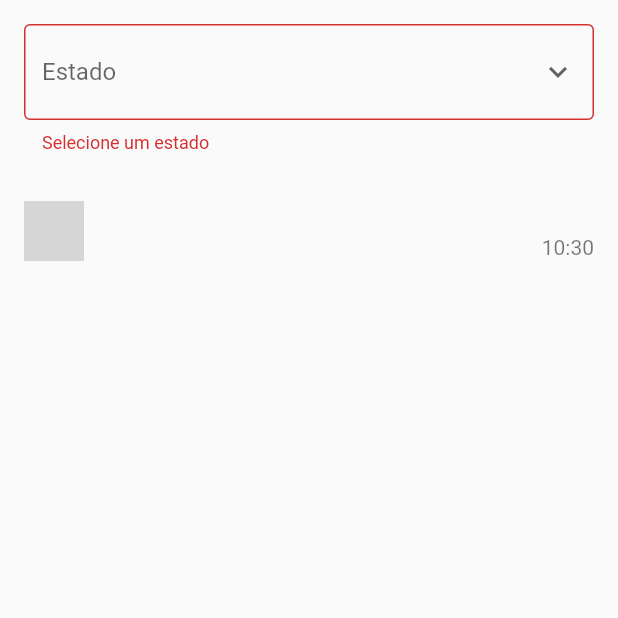
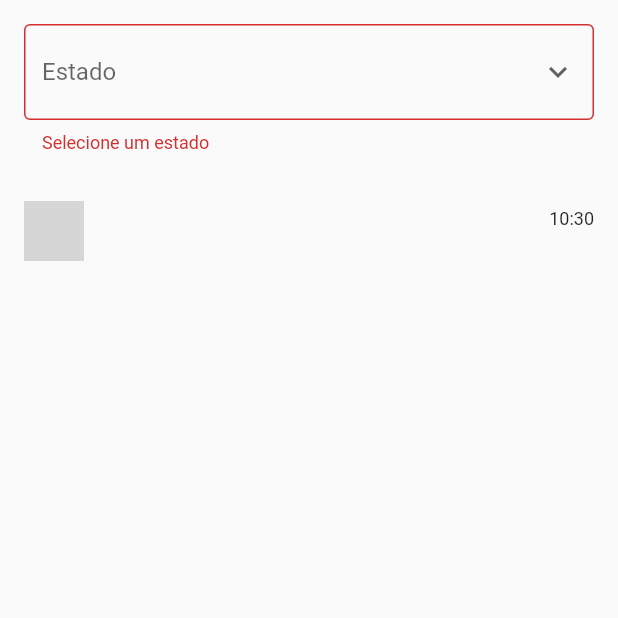
Before and after one commit to lucasluan01/socialize, a Flutter app: the NewContactsPage screen opened directly, on a phone screen of 412 x 824 dp, the top half of it. Run offline on Flutter 3.47's test engine with Material 2 defaults, Android fonts, the phone set to English and light mode, and no system bars; our stand-ins replace cloud_firestore, firebase_auth, firebase_core, firebase_storage, flutter_mobx, flutter_svg and 5 more; accounts and stored records are empty; generated files the repository leaves out were written again; network calls fail; Roboto replaces fonts that are missing (Urbanist); grey boxes are pictures that could not be loaded.

Commit message:
melhoria na exibição de contatos

```diff
--- a/lib/components/contact_box.dart
+++ b/lib/components/contact_box.dart
@@ -25,18 +25,23 @@ class _ContactBoxState extends State<ContactBox> {
         contentPadding: const EdgeInsets.all(0),
         leading: avatar(
             context: context, photo: widget.contact.photoUrl, radius: 20),
-        title: Text(widget.contact.name),
-        subtitle: Row(
+        title: Row(
           mainAxisAlignment: MainAxisAlignment.spaceBetween,
           children: [
-            Text(widget.contact.lastMessage?['content'] ?? ''),
+            Text(widget.contact.name),
             widget.contact.lastMessage?['sendedAt'] != null
-                ? Text(DateFormat("HH:mm").format(
-                    DateTime.fromMicrosecondsSinceEpoch(widget.contact
-                        .lastMessage!['sendedAt']!.microsecondsSinceEpoch)))
+                ? Text(
+                    DateFormat("HH:mm").format(
+                      DateTime.fromMicrosecondsSinceEpoch(widget.contact
+                          .lastMessage!['sendedAt']!.microsecondsSinceEpoch),
+                    ),
+                    style: const TextStyle(
+                      fontSize: 12,
+                    ))
                 : Container(),
           ],
         ),
+        subtitle: Text(widget.contact.lastMessage?['content'] ?? ''),
         onTap: () async {
           _chatRoomsStore.setSelectedContact(widget.contact);
           await _chatRoomsStore.loadChatRoom(widget.contact.id).then((value) {
--- a/lib/pages/chat_room/components/message_field.dart
+++ b/lib/pages/chat_room/components/message_field.dart
@@ -1,7 +1,6 @@
 import 'package:flutter/material.dart';
 import 'package:flutter_mobx/flutter_mobx.dart';
 import 'package:get_it/get_it.dart';
-import 'package:image_picker/image_picker.dart';
 import 'package:socialize/stores/chat_rooms_store.dart';
 
 class MessageField extends StatefulWidget {
```
